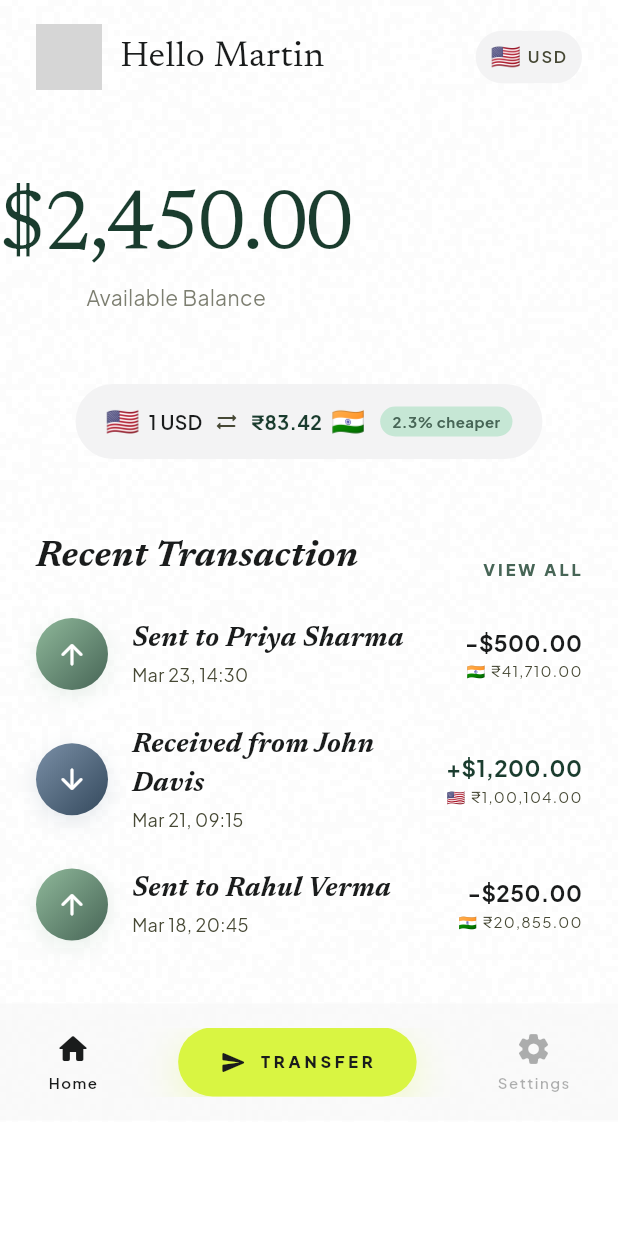
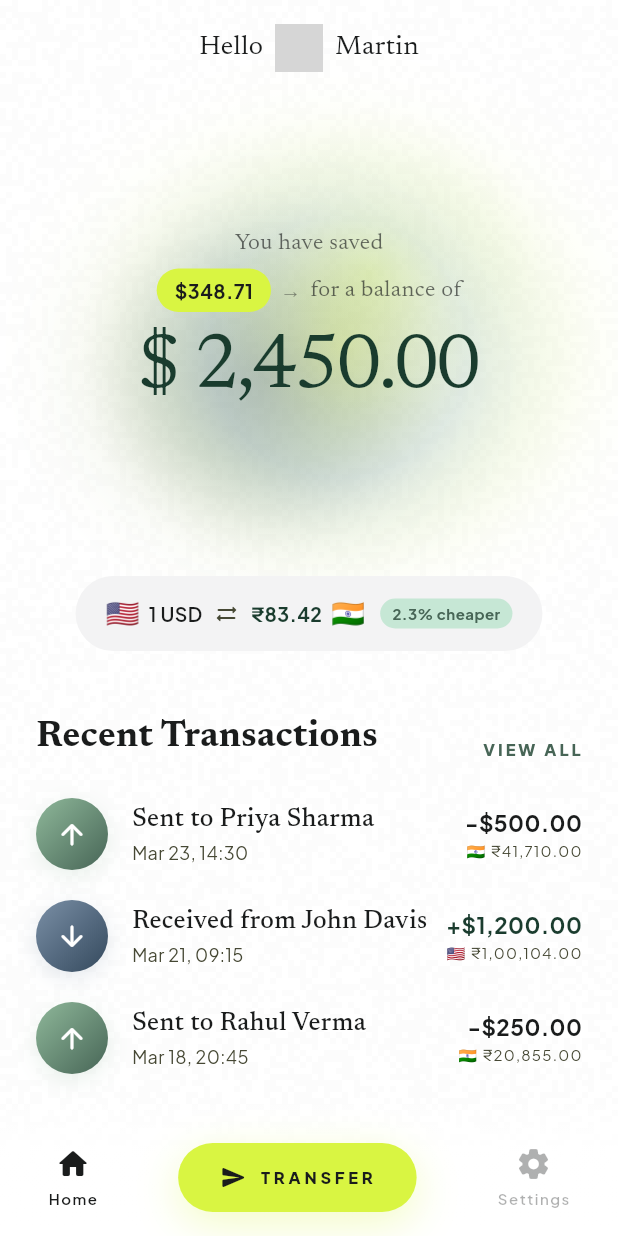
Before and after one commit to PriyanshuSingh9/remitflow, a Flutter app: the screen it shows after launch, on a phone screen of 412 x 824 dp. Run offline on Flutter 3.47's test engine with Material 3 defaults, Android fonts, the phone set to English and light mode, and no system bars; our stand-ins replace google_fonts; network calls fail; grey boxes are pictures that could not be loaded.

Commit message:
Homepage design completed

```diff
--- a/mobile/lib/screens/home_screen.dart
+++ b/mobile/lib/screens/home_screen.dart
@@ -1,4 +1,5 @@
 import 'dart:math';
+import 'dart:ui' as ui;
 import 'package:flutter/material.dart';
 import 'package:google_fonts/google_fonts.dart';
 import '../theme/app_theme.dart';
@@ -9,7 +10,9 @@ class HomeScreen extends StatelessWidget {
   @override
   Widget build(BuildContext context) {
     return Scaffold(
+      extendBody: true,
       backgroundColor: AppTheme.surfaceContainerLowest,
+      bottomNavigationBar: const _BottomNavBar(),
       body: Stack(
         children: [
           // ── Grain Texture Overlay ──────────────────────────────
@@ -21,23 +24,23 @@ class HomeScreen extends StatelessWidget {
             child: SingleChildScrollView(
               padding: const EdgeInsets.only(bottom: 120),
               child: Column(
-                crossAxisAlignment: CrossAxisAlignment.start,
+                crossAxisAlignment: CrossAxisAlignment.center,
                 children: [
                   const SizedBox(height: 16),
                   // ── Header / Greeting ─────────────────────────
                   const _GreetingSection(),
 
-                  const SizedBox(height: 64),
+                  const SizedBox(height: 24),
 
-                  // ── Portfolio Balance Hero ────────────────────
-                  const _BalanceHero(),
+                  // ── Balance Hero with Gradient Mesh ───────────
+                  const _BalanceHeroWithMesh(),
 
-                  const SizedBox(height: 48),
+                  const SizedBox(height: 32),
 
                   // ── Exchange Rate Ticker ──────────────────────
                   const _ExchangeRateTicker(),
 
-                  const SizedBox(height: 48),
+                  const SizedBox(height: 40),
 
                   // ── Recent Transactions ───────────────────────
                   const _RecentTransactions(),
@@ -45,9 +48,6 @@ class HomeScreen extends StatelessWidget {
               ),
             ),
           ),
-
-          // ── Bottom Navigation Bar ─────────────────────────────
-          const _BottomNavBar(),
         ],
       ),
     );
@@ -94,7 +94,7 @@ class _GrainPainter extends CustomPainter {
 }
 
 // ═══════════════════════════════════════════════════════════════════════
-// GREETING SECTION — Avatar + "Hello Martin" in Newsreader serif
+// GREETING SECTION — Centered "Hello [avatar] Martin" (matching ref)
 // ═══════════════════════════════════════════════════════════════════════
 
 class _GreetingSection extends StatelessWidget {
@@ -102,14 +102,23 @@ class _GreetingSection extends StatelessWidget {
 
   @override
   Widget build(BuildContext context) {
-    return Padding(
-      padding: const EdgeInsets.symmetric(horizontal: 24),
+    return Center(
       child: Row(
+        mainAxisSize: MainAxisSize.min,
         children: [
-          // Avatar
+          Text(
+            'Hello',
+            style: GoogleFonts.newsreader(
+              fontSize: 18,
+              fontWeight: FontWeight.w400,
+              color: AppTheme.onSurface,
+            ),
+          ),
+          const SizedBox(width: 8),
+          // Avatar — inline between Hello and Martin
           Container(
-            width: 44,
-            height: 44,
+            width: 32,
+            height: 32,
             decoration: BoxDecoration(
               shape: BoxShape.circle,
               color: AppTheme.surfaceContainer,
@@ -121,40 +130,13 @@ class _GreetingSection extends StatelessWidget {
               ),
             ),
           ),
-
-          const SizedBox(width: 12),
-
-          // Greeting
+          const SizedBox(width: 8),
           Text(
-            'Hello Martin',
+            'Martin',
             style: GoogleFonts.newsreader(
-              fontSize: 24,
+              fontSize: 18,
               fontWeight: FontWeight.w400,
               color: AppTheme.onSurface,
-            ),
-          ),
-
-          const Spacer(),
-
-          // Country flag
-          Container(
-            padding: const EdgeInsets.symmetric(horizontal: 10, vertical: 6),
-            decoration: BoxDecoration(
-              color: AppTheme.surfaceContainerLow,
-              borderRadius: BorderRadius.circular(9999),
-            ),
-            child: const Row(
-              mainAxisSize: MainAxisSize.min,
-              children: [
-                Text('🇺🇸', style: TextStyle(fontSize: 16)),
-                SizedBox(width: 4),
-                Text('USD', style: TextStyle(
-                  fontSize: 11,
-                  fontWeight: FontWeight.w600,
-                  color: AppTheme.onSurfaceVariant,
-                  letterSpacing: 1.2,
-                )),
-              ],
             ),
           ),
         ],
@@ -164,41 +146,180 @@ class _GreetingSection extends StatelessWidget {
 }
 
 // ═══════════════════════════════════════════════════════════════════════
-// BALANCE HERO — Large serif balance + "Available Balance" subtitle
+// BALANCE HERO WITH MESH — Gradient blob + "You have saved" + balance
 // ═══════════════════════════════════════════════════════════════════════
 
-class _BalanceHero extends StatelessWidget {
-  const _BalanceHero();
+class _BalanceHeroWithMesh extends StatelessWidget {
+  const _BalanceHeroWithMesh();
 
   @override
   Widget build(BuildContext context) {
-    return Column(
+    final screenWidth = MediaQuery.of(context).size.width;
+    return SizedBox(
+      width: screenWidth,
+      height: 280,
+      child: Stack(
+        alignment: Alignment.center,
         children: [
+          // ── Gradient Mesh Blob ─────────────────────────────────
+          Positioned.fill(
+            child: CustomPaint(
+              painter: _MeshBlobPainter(),
+            ),
+          ),
+
+          // ── Text Content over the mesh ────────────────────────
+          Column(
+            mainAxisSize: MainAxisSize.min,
+            children: [
+              // "You have saved" context text
+              Text(
+                'You have saved',
+                style: GoogleFonts.newsreader(
+                  fontSize: 15,
+                  fontWeight: FontWeight.w400,
+                  color: AppTheme.onSurface.withValues(alpha: 0.65),
+                ),
+              ),
+              const SizedBox(height: 6),
+
+              // Earned badge + "on transfers" row
+              Row(
+                mainAxisSize: MainAxisSize.min,
+                children: [
+                  // Lime green pill with saved amount
+                  Container(
+                    padding: const EdgeInsets.symmetric(horizontal: 12, vertical: 5),
+                    decoration: BoxDecoration(
+                      color: AppTheme.primaryContainer,
+                      borderRadius: BorderRadius.circular(9999),
+                    ),
+                    child: Text(
+                      '\$348.71',
+                      style: GoogleFonts.plusJakartaSans(
+                        fontSize: 13,
+                        fontWeight: FontWeight.w700,
+                        color: const Color(0xFF1A1C1C),
+                      ),
+                    ),
+                  ),
+                  const SizedBox(width: 6),
+                  Text(
+                    '→',
+                    style: TextStyle(
+                      fontSize: 14,
+                      color: AppTheme.onSurface.withValues(alpha: 0.5),
+                    ),
+                  ),
+                  const SizedBox(width: 6),
+                  Text(
+                    'for a balance of',
+                    style: GoogleFonts.newsreader(
+                      fontSize: 15,
+                      fontWeight: FontWeight.w400,
+                      color: AppTheme.onSurface.withValues(alpha: 0.65),
+                    ),
+                  ),
+                ],
+              ),
+              const SizedBox(height: 12),
+
               // Big Balance
               Text(
-          '\$2,450.00',
+                '\$ 2,450.00',
                 style: GoogleFonts.newsreader(
-            fontSize: 56,
+                  fontSize: 52,
                   fontWeight: FontWeight.w400,
                   color: AppTheme.vaultGreen,
                   letterSpacing: -1.5,
                   height: 1.0,
                 ),
               ),
+            ],
+          ),
+        ],
+      ),
+    );
+  }
+}
 
-        const SizedBox(height: 8),
+// ═══════════════════════════════════════════════════════════════════════
+// MESH BLOB PAINTER — Organic gradient shapes (green/lime/blue)
+// ═══════════════════════════════════════════════════════════════════════
 
-        // Subtitle
-        Text(
-          'Available Balance',
-          style: GoogleFonts.plusJakartaSans(
-            fontSize: 14,
-            color: AppTheme.onSurfaceVariant.withValues(alpha: 0.7),
-          ),
-        ),
+class _MeshBlobPainter extends CustomPainter {
+  @override
+  void paint(Canvas canvas, Size size) {
+    final cx = size.width / 2;
+    final cy = size.height / 2;
+
+    // ── Large green/lime blob (center-right) ─────────────────────
+    _drawBlob(
+      canvas,
+      center: Offset(cx + 20, cy + 20),
+      radiusX: size.width * 0.42,
+      radiusY: size.height * 0.52,
+      colors: [
+        const Color(0xFFD9F542).withValues(alpha: 0.35),
+        const Color(0xFF8FB89A).withValues(alpha: 0.25),
+        const Color(0xFFD9F542).withValues(alpha: 0.08),
+      ],
+    );
+
+    // ── Dark blue-green blob (center-left, lower) ────────────────
+    _drawBlob(
+      canvas,
+      center: Offset(cx - 30, cy + 40),
+      radiusX: size.width * 0.30,
+      radiusY: size.height * 0.38,
+      colors: [
+        const Color(0xFF34495D).withValues(alpha: 0.30),
+        const Color(0xFF476556).withValues(alpha: 0.20),
+        const Color(0xFF34495D).withValues(alpha: 0.05),
+      ],
+    );
+
+    // ── Soft lime highlight (top-center) ─────────────────────────
+    _drawBlob(
+      canvas,
+      center: Offset(cx + 40, cy - 30),
+      radiusX: size.width * 0.28,
+      radiusY: size.height * 0.30,
+      colors: [
+        const Color(0xFFD9F542).withValues(alpha: 0.20),
+        const Color(0xFFE8F5A0).withValues(alpha: 0.10),
+        const Color(0xFFD9F542).withValues(alpha: 0.0),
       ],
     );
   }
+
+  void _drawBlob(
+    Canvas canvas, {
+    required Offset center,
+    required double radiusX,
+    required double radiusY,
+    required List<Color> colors,
+  }) {
+    final rect = Rect.fromCenter(
+      center: center,
+      width: radiusX * 2,
+      height: radiusY * 2,
+    );
+    final paint = Paint()
+      ..shader = ui.Gradient.radial(
+        center,
+        radiusX,
+        colors,
+        [0.0, 0.5, 1.0],
+        TileMode.clamp,
+      )
+      ..maskFilter = const MaskFilter.blur(BlurStyle.normal, 30);
+
+    canvas.drawOval(rect, paint);
+  }
+
+  @override
+  bool shouldRepaint(covariant CustomPainter oldDelegate) => false;
 }
 
 // ═══════════════════════════════════════════════════════════════════════
@@ -286,11 +407,10 @@ class _RecentTransactions extends StatelessWidget {
             crossAxisAlignment: CrossAxisAlignment.end,
             children: [
               Text(
-                'Recent Transaction',
+                'Recent Transactions',
                 style: GoogleFonts.newsreader(
                   fontSize: 24,
                   fontWeight: FontWeight.w700,
-                  fontStyle: FontStyle.italic,
                   color: AppTheme.onSurface,
                 ),
               ),
@@ -309,9 +429,9 @@ class _RecentTransactions extends StatelessWidget {
           const SizedBox(height: 24),
 
           // Transaction 1 — Sent to India
-          _TransactionItem(
+          const _TransactionItem(
             icon: Icons.arrow_upward_rounded,
-            gradientColors: const [Color(0xFF8FB89A), Color(0xFF476556)],
+            gradientColors: [Color(0xFF8FB89A), Color(0xFF476556)],
             title: 'Sent to Priya Sharma',
             subtitle: 'Mar 23, 14:30',
             amount: '-\$500.00',
@@ -320,12 +440,12 @@ class _RecentTransactions extends StatelessWidget {
             flag: '🇮🇳',
           ),
 
-          const SizedBox(height: 24),
+          const SizedBox(height: 20),
 
           // Transaction 2 — Received from US
-          _TransactionItem(
+          const _TransactionItem(
             icon: Icons.arrow_downward_rounded,
-            gradientColors: const [Color(0xFF7A8FA6), Color(0xFF34495D)],
+            gradientColors: [Color(0xFF7A8FA6), Color(0xFF34495D)],
             title: 'Received from John Davis',
             subtitle: 'Mar 21, 09:15',
             amount: '+\$1,200.00',
@@ -334,12 +454,12 @@ class _RecentTransactions extends StatelessWidget {
             flag: '🇺🇸',
           ),
 
-          const SizedBox(height: 24),
+          const SizedBox(height: 20),
 
           // Transaction 3 — Sent to India
-          _TransactionItem(
+          const _TransactionItem(
             icon: Icons.arrow_upward_rounded,
-            gradientColors: const [Color(0xFF8FB89A), Color(0xFF476556)],
+            gradientColors: [Color(0xFF8FB89A), Color(0xFF476556)],
             title: 'Sent to Rahul Verma',
             subtitle: 'Mar 18, 20:45',
             amount: '-\$250.00',
@@ -410,9 +530,8 @@ class _TransactionItem extends StatelessWidget {
               Text(
                 title,
                 style: GoogleFonts.newsreader(
-                  fontSize: 18,
-                  fontWeight: FontWeight.w700,
-                  fontStyle: FontStyle.italic,
+                  fontSize: 17,
+                  fontWeight: FontWeight.w500,
                   color: AppTheme.onSurface,
                 ),
               ),
@@ -475,27 +594,32 @@ class _BottomNavBar extends StatelessWidget {
 
   @override
   Widget build(BuildContext context) {
-    return Positioned(
-      left: 0,
-      right: 0,
-      bottom: 0,
-      child: Container(
-        padding: EdgeInsets.only(
+    return Container(
+      padding: const EdgeInsets.only(
         left: 32,
         right: 32,
-          top: 16,
-          bottom: MediaQuery.of(context).padding.bottom + 16,
+        top: 32,
+        bottom: 16,
       ),
       decoration: BoxDecoration(
-          color: AppTheme.surface.withValues(alpha: 0.85),
-          // Glassmorphism backdrop — no borders (Digital Atelier "No-Line" rule)
+        gradient: LinearGradient(
+          begin: Alignment.topCenter,
+          end: Alignment.bottomCenter,
+          colors: [
+            AppTheme.surfaceContainerLowest.withValues(alpha: 0.0),
+            AppTheme.surfaceContainerLowest.withValues(alpha: 0.95),
+            AppTheme.surfaceContainerLowest,
+          ],
+          stops: const [0.0, 0.4, 1.0],
         ),
-        child: ClipRect(
+      ),
+      child: SafeArea(
+        top: false,
         child: Row(
           mainAxisAlignment: MainAxisAlignment.spaceBetween,
           children: [
             // Home (Active)
-              _NavItem(
+            const _NavItem(
               icon: Icons.home_rounded,
               label: 'Home',
               isActive: true,
@@ -537,13 +661,12 @@ class _BottomNavBar extends StatelessWidget {
             ),
 
             // Settings
-              _NavItem(
+            const _NavItem(
               icon: Icons.settings_rounded,
               label: 'Settings',
               isActive: false,
             ),
           ],
-          ),
         ),
       ),
     );
```
Lines whose indentation alone changed are shown as unchanged.
